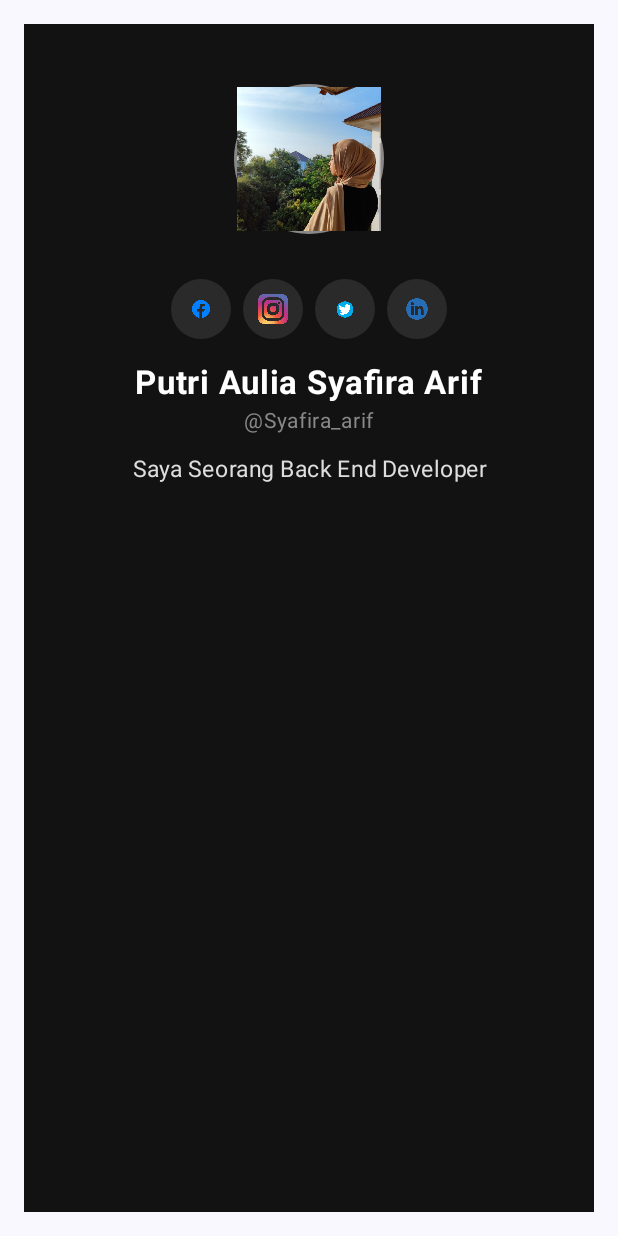
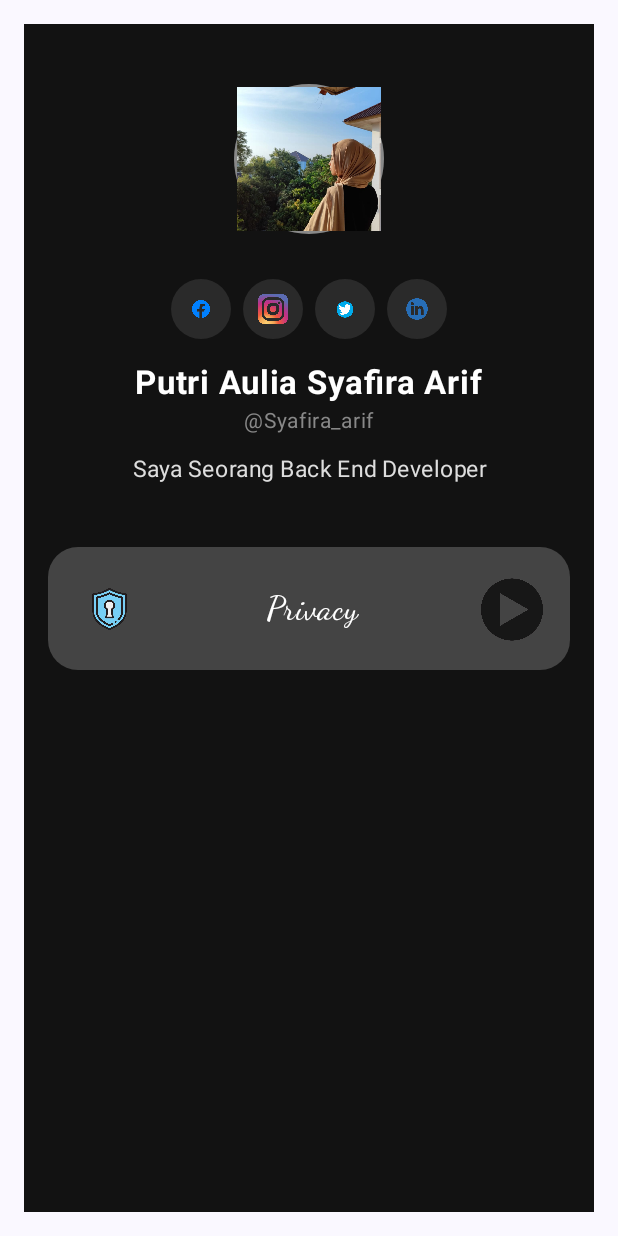
Before and after one commit to syafiraarif/QuestAdvanceLayout_194, an Android app built with Jetpack Compose: the composable Praktikum1 shown on its own in the app's theme, on a phone screen of 412 x 824 dp. Run offline under Robolectric (Android 15) with nearby library versions, the phone set to English and light mode, and no system bars.

Commit message:
Menambahkan komponen card yang isinya ada image text dan image lagi

```diff
--- a/app/src/main/java/com/example/myuipertama/PraktikumQuestAdvanceLayout.kt
+++ b/app/src/main/java/com/example/myuipertama/PraktikumQuestAdvanceLayout.kt
@@ -14,14 +14,19 @@ import androidx.compose.foundation.layout.padding
 import androidx.compose.foundation.layout.size
 import androidx.compose.foundation.layout.width
 import androidx.compose.foundation.shape.CircleShape
+import androidx.compose.foundation.shape.RoundedCornerShape
+import androidx.compose.material3.Card
+import androidx.compose.material3.CardDefaults
 import androidx.compose.material3.Text
 import androidx.compose.runtime.Composable
 import androidx.compose.ui.Alignment
 import androidx.compose.ui.Modifier
+import androidx.compose.ui.draw.clip
 import androidx.compose.ui.graphics.Color
 import androidx.compose.ui.layout.ContentScale
 import androidx.compose.ui.res.painterResource
 import androidx.compose.ui.res.stringResource
+import androidx.compose.ui.text.font.FontFamily
 import androidx.compose.ui.text.font.FontWeight
 import androidx.compose.ui.text.style.TextAlign
 import androidx.compose.ui.unit.dp
@@ -134,6 +139,47 @@ fun Praktikum1 (modifier: Modifier) {
                 textAlign = TextAlign.Center,
                 fontSize = 15.sp
             )
+            Spacer(modifier = Modifier.height(height = 32.dp))
+
+            Card(
+                modifier = Modifier
+                    .fillMaxWidth()
+                    .padding(vertical = 8.dp, horizontal = 16.dp),
+                shape = RoundedCornerShape(size = 20.dp),
+                colors = CardDefaults.cardColors(containerColor = Color.DarkGray)
+            ) {
+                Row(
+                    modifier = Modifier
+                        .padding(all = 16.dp)
+                        .fillMaxWidth(),
+                    verticalAlignment = Alignment.CenterVertically,
+                    horizontalArrangement = Arrangement.SpaceBetween
+                ) {
+                    Image(
+                        painter = painterResource(id = R.drawable.privasi),
+                        contentDescription = null,
+                        modifier = Modifier
+                            .size(size = 50.dp)
+                            .clip(CircleShape)
+                    )
+
+                    Text(
+                        text = stringResource(id = R.string.privasi),
+                        fontSize = 22.sp,
+                        fontFamily = FontFamily.Cursive,
+                        color = Color.White
+                    )
+
+                    Image(
+                        painter = painterResource(id = R.drawable.play),
+                        contentDescription = null,
+                        modifier = Modifier
+                            .size(size = 45.dp)
+                            .clip(CircleShape)
+                    )
+                }
+            }
+
         }
     }
 }
--- a/app/src/main/res/values/strings.xml
+++ b/app/src/main/res/values/strings.xml
@@ -7,5 +7,7 @@
     <string name= "copy">copyright, 2025</string>
     <string name= "username">@Syafira_arif</string>
     <string name= "deskripsi">Saya Seorang Back End Developer</string>
-
+    <string name= "privasi">Privacy</string>
+    <string name= "pengaturan">Pengaturan</string>
+    <string name= "riwayat">Riwayat Transaksi</string>
 </resources>
```
Also changed, not shown: app/src/main/java/com/example/myuipertama/UIPertama.kt (+38 -0 lines), app/src/main/res/drawable/play.png (added), app/src/main/res/drawable/privasi.png (added), app/src/main/res/drawable/transaksi.png (added).
